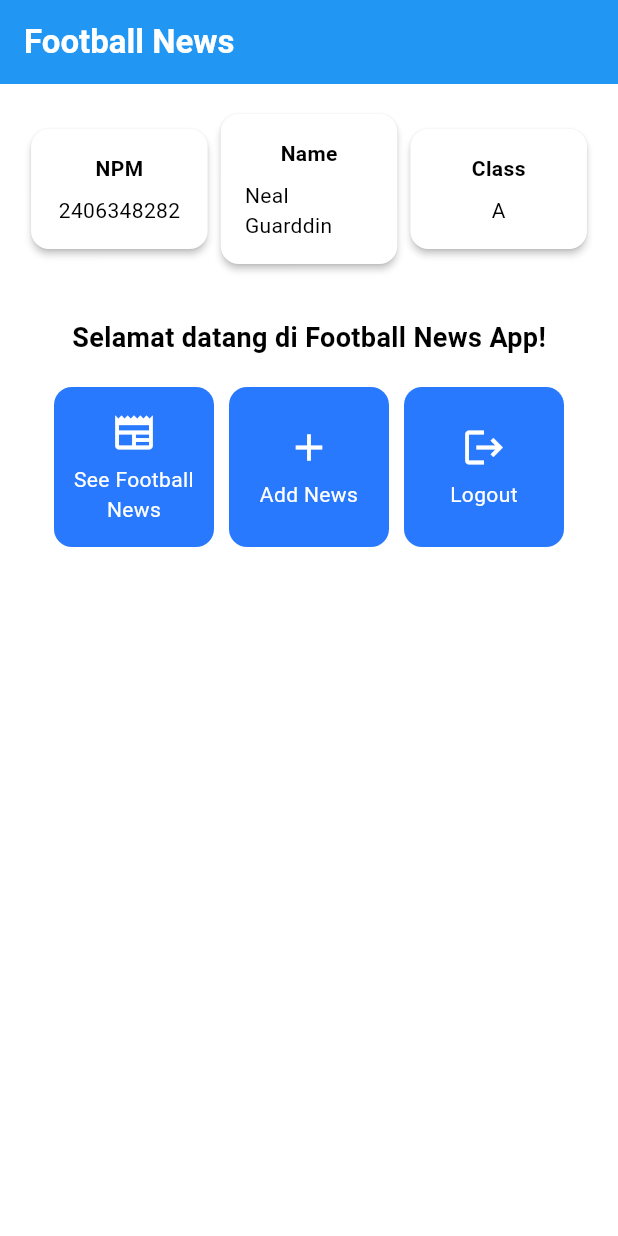
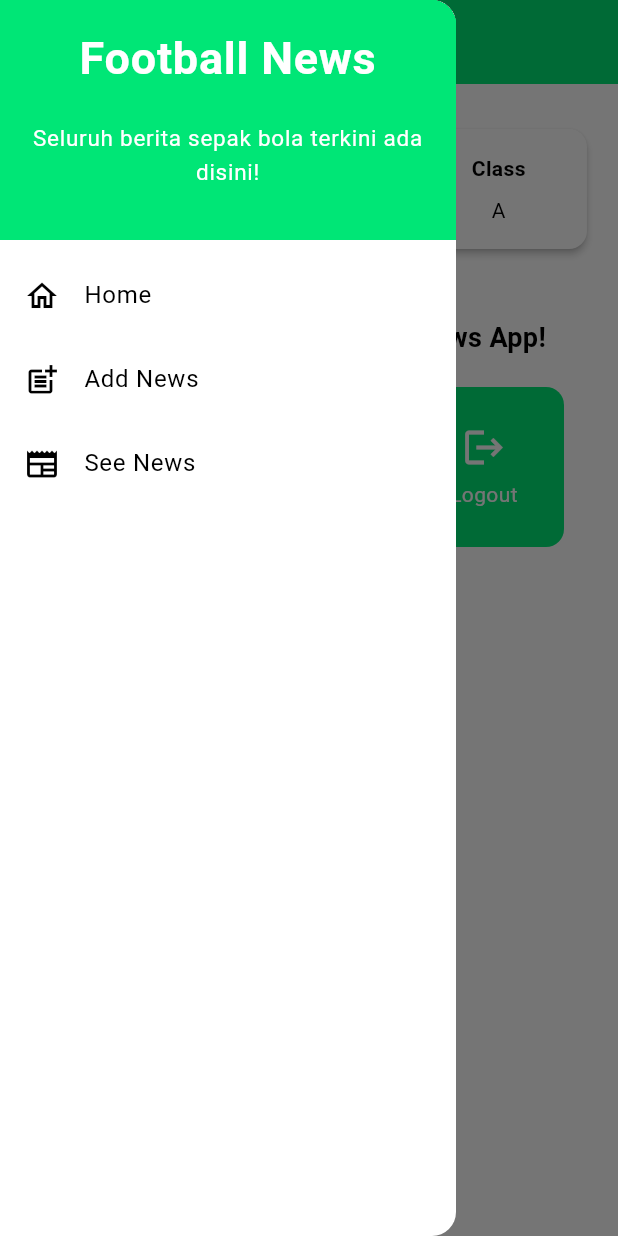
Before and after one commit to CerebrumCoder/football-news-mobile, a Flutter app: the screen it shows after launch, with the side drawer open (before the commit the screen has no drawer), on a phone screen of 412 x 824 dp. Run offline on Flutter 3.47's test engine with Material 3 defaults, Android fonts, the phone set to English and light mode, and no system bars.

Commit message:
Tutorial 7 Selesai

```diff
--- a/lib/main.dart
+++ b/lib/main.dart
@@ -1,4 +1,6 @@
 import 'package:flutter/material.dart';
+import 'package:football_news/screens/menu.dart';
+import 'package:football_news/widgets/left_drawer.dart';
 
 void main() {
   runApp(const MyApp());
@@ -14,7 +16,7 @@ class MyApp extends StatelessWidget {
       title: 'Flutter Demo',
       theme: ThemeData(
         // This is the theme of your application.
-        //
+        // NewsItem = ItemCard
         // TRY THIS: Try running your application with "flutter run". You'll see
         // the application has a purple toolbar. Then, without quitting the app,
         // try changing the seedColor in the colorScheme below to Colors.green
@@ -28,187 +30,9 @@ class MyApp extends StatelessWidget {
         //
         // This works for code too, not just values: Most code changes can be
         // tested with just a hot reload.
-        colorScheme: ColorScheme.fromSwatch(primarySwatch: Colors.blue).copyWith(secondary: Colors.blueAccent[400]),
+        colorScheme: ColorScheme.fromSwatch(primarySwatch: Colors.green).copyWith(secondary: Colors.greenAccent[400]),
       ),
-      home: MyHomePage(
-        colorScheme: ColorScheme.fromSwatch(primarySwatch: Colors.blue).copyWith(secondary: Colors.blueAccent[400]),
-      ),
+      home: MyHomePage(),
     );
   }
 }
-
-class MyHomePage extends StatelessWidget {
-  MyHomePage({super.key, required ColorScheme colorScheme});
-
-  final String nama = "Neal Guarddin";
-  final String npm = "2406348282";
-  final String kelas = "A";
-
-  final List<ItemHomepage> items = [
-    ItemHomepage("See Football News", Icons.newspaper),
-    ItemHomepage("Add News", Icons.add),
-    ItemHomepage("Logout", Icons.logout),
-  ];
-
-  @override
-  Widget build(BuildContext context) {
-    return Scaffold(
-      appBar: AppBar(
-        title: const Text(
-          "Football News",
-          style: TextStyle(
-            color: Colors.white,
-            fontWeight: FontWeight.bold,
-          ),
-        ),
-        backgroundColor: Theme.of(context).colorScheme.primary,
-      ),
-      body: Padding(
-        padding: const EdgeInsets.all(16.0),
-        child: Column(
-          crossAxisAlignment: CrossAxisAlignment.center,
-          children: [
-            Row(
-              mainAxisAlignment: MainAxisAlignment.spaceEvenly,
-              children: [
-                InfoCard(title: 'NPM', content: npm),
-                InfoCard(title: 'Name', content: nama),
-                InfoCard(title: 'Class', content: kelas),
-              ],
-            ),
-
-            const SizedBox(height: 16.0),
-
-            Center(
-              child: Column(
-                children: [
-                  const Padding(
-                    padding: EdgeInsets.only(top: 16.0),
-                    child: Text(
-                      'Selamat datang di Football News App!',
-                      style: TextStyle(
-                        fontWeight: FontWeight.bold,
-                        fontSize: 18.0,
-                      ),
-                    ),
-                  ),
-
-                  GridView.count(
-                    primary: true,
-                    padding: const EdgeInsets.all(20),
-                    crossAxisSpacing: 10,
-                    mainAxisSpacing: 10,
-                    crossAxisCount: 3,
-
-                    // Agar grid menyesuaikan tinggi konten
-                    shrinkWrap: true,
-
-                    children: items.map((ItemHomepage item) {
-                      return ItemCard(item);
-                    }).toList(),
-
-                  )
-                ],
-              ),
-            ),
-          ],
-        ),
-      ),
-    );
-  }
-}
-
-
-class InfoCard extends StatelessWidget {
-  // Kartu informasi yang menampilkan title dan content.
-
-  final String title;  // Judul kartu.
-  final String content;  // Isi kartu.
-
-  const InfoCard({super.key, required this.title, required this.content});
-
-  @override
-  Widget build(BuildContext context) {
-    return Card(
-      // Membuat kotak kartu dengan bayangan dibawahnya.
-      elevation: 2.0,
-      child: Container(
-        // Mengatur ukuran dan jarak di dalam kartu.
-        width: MediaQuery.of(context).size.width / 3.5, // menyesuaikan dengan lebar device yang digunakan.
-        padding: const EdgeInsets.all(16.0),
-        // Menyusun title dan content secara vertikal.
-        child: Column(
-          children: [
-            Text(
-              title,
-              style: const TextStyle(fontWeight: FontWeight.bold),
-            ),
-            const SizedBox(height: 8.0),
-            Text(content),
-          ],
-        ),
-      ),
-    );
-  }
-}
-
-class ItemCard extends StatelessWidget {
-  // Menampilkan kartu dengan ikon dan nama.
-
-  final ItemHomepage item;
-
-  const ItemCard(this.item, {super.key});
-
-  @override
-  Widget build(BuildContext context) {
-    return Material(
-      // Menentukan warna latar belakang dari tema aplikasi.
-      color: Theme.of(context).colorScheme.secondary,
-      // Membuat sudut kartu melengkung.
-      borderRadius: BorderRadius.circular(12),
-
-      child: InkWell(
-        // Aksi ketika kartu ditekan.
-        onTap: () {
-          // Menampilkan pesan SnackBar saat kartu ditekan.
-          ScaffoldMessenger.of(context)
-            ..hideCurrentSnackBar()
-            ..showSnackBar(
-              SnackBar(content: Text("Kamu telah menekan tombol ${item.name}!"))
-            );
-        },
-        // Container untuk menyimpan Icon dan Text
-        child: Container(
-          padding: const EdgeInsets.all(8),
-          child: Center(
-            child: Column(
-              // Menyusun ikon dan teks di tengah kartu.
-              mainAxisAlignment: MainAxisAlignment.center,
-              children: [
-                Icon(
-                  item.icon,
-                  color: Colors.white,
-                  size: 30.0,
-                ),
-                const Padding(padding: EdgeInsets.all(3)),
-                Text(
-                  item.name,
-                  textAlign: TextAlign.center,
-                  style: const TextStyle(color: Colors.white),
-                ),
-              ],
-            ),
-          ),
-        ),
-      ),
-    );
-  }
-
-}
-
-class ItemHomepage {
-  final String name;
-  final IconData icon;
-
-  ItemHomepage(this.name, this.icon);
-}
--- /dev/null
+++ b/lib/screens/menu.dart
@@ -0,0 +1,113 @@
+import 'package:flutter/material.dart';
+import 'package:football_news/screens/newslist_form.dart';
+import 'package:football_news/widgets/left_drawer.dart';
+import 'package:football_news/widgets/news_card.dart';
+
+class MyHomePage extends StatelessWidget {
+  MyHomePage({super.key});
+
+  final String nama = "Neal Guarddin";
+  final String npm = "2406348282";
+  final String kelas = "A";
+
+  final List<ItemHomepage> items = [
+    ItemHomepage("See Football News", Icons.newspaper),
+    ItemHomepage("Add News", Icons.add),
+    ItemHomepage("Logout", Icons.logout),
+  ];
+
+  @override
+  Widget build(BuildContext context) {
+    return Scaffold(
+      appBar: AppBar(
+        title: const Text(
+          "Football News",
+          style: TextStyle(color: Colors.white, fontWeight: FontWeight.bold),
+        ),
+        backgroundColor: Theme.of(context).colorScheme.secondary,
+      ),
+      drawer: const LeftDrawer(),
+      body: Padding(
+        padding: const EdgeInsets.all(16.0),
+        child: Column(
+          crossAxisAlignment: CrossAxisAlignment.center,
+          children: [
+            Row(
+              mainAxisAlignment: MainAxisAlignment.spaceEvenly,
+              children: [
+                InfoCard(title: 'NPM', content: npm),
+                InfoCard(title: 'Name', content: nama),
+                InfoCard(title: 'Class', content: kelas),
+              ],
+            ),
+            const SizedBox(height: 16.0),
+            Center(
+              child: Column(
+                children: [
+                  const Padding(
+                    padding: EdgeInsets.only(top: 16.0),
+                    child: Text(
+                      'Selamat datang di Football News App!',
+                      style: TextStyle(
+                        fontWeight: FontWeight.bold,
+                        fontSize: 18.0,
+                      ),
+                    ),
+                  ),
+
+                  GridView.count(
+                    primary: true,
+                    padding: const EdgeInsets.all(20),
+                    crossAxisSpacing: 10,
+                    mainAxisSpacing: 10,
+                    crossAxisCount: 3,
+
+                    // Agar grid menyesuaikan tinggi konten
+                    shrinkWrap: true,
+
+                    children: items.map((ItemHomepage item) {
+                      return ItemCard(item);
+                    }).toList(),
+                  ),
+                ],
+              ),
+            ),
+          ],
+        ),
+      ),
+    );
+  }
+}
+
+class InfoCard extends StatelessWidget {
+  // Kartu informasi yang menampilkan title dan content.
+
+  final String title;  // Judul kartu.
+  final String content;  // Isi kartu.
+
+  const InfoCard({super.key, required this.title, required this.content});
+
+  @override
+  Widget build(BuildContext context) {
+    return Card(
+      // Membuat kotak kartu dengan bayangan dibawahnya.
+      elevation: 2.0,
+      child: Container(
+        // Mengatur ukuran dan jarak di dalam kartu.
+        width: MediaQuery.of(context).size.width / 3.5, // menyesuaikan dengan lebar device yang digunakan.
+        padding: const EdgeInsets.all(16.0),
+        // Menyusun title dan content secara vertikal.
+        child: Column(
+          children: [
+            Text(
+              title,
+              style: const TextStyle(fontWeight: FontWeight.bold),
+            ),
+            const SizedBox(height: 8.0),
+            Text(content),
+          ],
+        ),
+      ),
+    );
+  }
+}
--- /dev/null
+++ b/lib/widgets/left_drawer.dart
@@ -0,0 +1,81 @@
+import 'package:flutter/material.dart';
+import 'package:football_news/screens/menu.dart';
+import 'package:football_news/screens/newslist_form.dart';
+
+class LeftDrawer extends StatelessWidget {
+  const LeftDrawer({super.key});
+
+  @override
+  Widget build(BuildContext context) {
+    return Drawer(
+      child: ListView(
+        children: [
+           DrawerHeader(
+            decoration: BoxDecoration(color: Theme.of(context).colorScheme.secondary),
+            child: Column(
+              children: [
+                Text(
+                  'Football News',
+                  textAlign: TextAlign.center,
+                  style: TextStyle(
+                    fontSize: 30,
+                    fontWeight: FontWeight.bold,
+                    color: Colors.white,
+                  ),
+                ),
+
+                Padding(padding: EdgeInsets.all(10)),
+
+                Text(
+                  "Seluruh berita sepak bola terkini ada disini!",
+                  textAlign: TextAlign.center,
+                  style: TextStyle(
+                    fontSize: 15,
+                    color: Colors.white,
+                    fontWeight: FontWeight.normal,
+                  ),
+                ),
+
+
+              ],
+            ),
+          ),
+          // Di bawah drawer
+
+          // === HOME ===
+          ListTile(
+            leading: const Icon(Icons.home_outlined),
+            title: const Text('Home'),
+            onTap: () {
+              Navigator.pushReplacement(
+                context,
+                MaterialPageRoute(builder: (context) => MyHomePage()),
+              );
+            },
+          ),
+          // === ADD NEWS ===
+          ListTile(
+            leading: const Icon(Icons.post_add),
+            title: const Text('Add News'),
+            onTap: () {
+              Navigator.pushReplacement(
+                context,
+                MaterialPageRoute(builder: (context) => NewsFormPage()),
+              );
+            },
+          ),
+          ListTile(
+            leading: const Icon(Icons.newspaper_outlined),
+            title: const Text('See News'),
+            onTap: () {
+              Navigator.pushReplacement(
+                context,
+                MaterialPageRoute(builder: (context) => MyHomePage()),
+              );
+            },
+          ),
+        ],
+      ),
+    );
+  }
+}
--- /dev/null
+++ b/lib/widgets/news_card.dart
@@ -0,0 +1,71 @@
+import 'package:flutter/material.dart';
+import 'package:football_news/screens/newslist_form.dart';
+
+class ItemCard extends StatelessWidget {
+  // Menampilkan kartu dengan ikon dan nama.
+
+  final ItemHomepage item;
+
+  const ItemCard(this.item, {super.key});
+
+  @override
+  Widget build(BuildContext context) {
+    return Material(
+      // Menentukan warna latar belakang dari tema aplikasi.
+      color: Theme.of(context).colorScheme.secondary,
+      // Membuat sudut kartu melengkung.
+      borderRadius: BorderRadius.circular(12),
+
+      child: InkWell(
+        // Aksi ketika kartu ditekan.
+        onTap: () {
+          // Menampilkan pesan SnackBar saat kartu ditekan.
+          ScaffoldMessenger.of(context)
+            ..hideCurrentSnackBar()
+            ..showSnackBar(
+              SnackBar(content: Text("Kamu telah menekan tombol ${item.name}!"))
+            );
+          // Navigate ke route yang sesuai (tergantung jenis tombol)
+          if (item.name == "Add News") {
+            Navigator.push(context, MaterialPageRoute(builder: (context) => const NewsFormPage()));
+          }
+          // if (item.name == "See Football News") {
+          //   Navigator.push(context, route)
+          // }
+
+        },
+        // Container untuk menyimpan Icon dan Text
+        child: Container(
+          padding: const EdgeInsets.all(8),
+          child: Center(
+            child: Column(
+              // Menyusun ikon dan teks di tengah kartu.
+              mainAxisAlignment: MainAxisAlignment.center,
+              children: [
+                Icon(
+                  item.icon,
+                  color: Colors.white,
+                  size: 30.0,
+                ),
+                const Padding(padding: EdgeInsets.all(3)),
+                Text(
+                  item.name,
+                  textAlign: TextAlign.center,
+                  style: const TextStyle(color: Colors.white),
+                ),
+              ],
+            ),
+          ),
+        ),
+      ),
+    );
+  }
+
+}
+
+class ItemHomepage {
+  final String name;
+  final IconData icon;
+
+  ItemHomepage(this.name, this.icon);
+}
```
Also changed, not shown: lib/screens/newslist_form.dart (added, +222 -0 lines).
